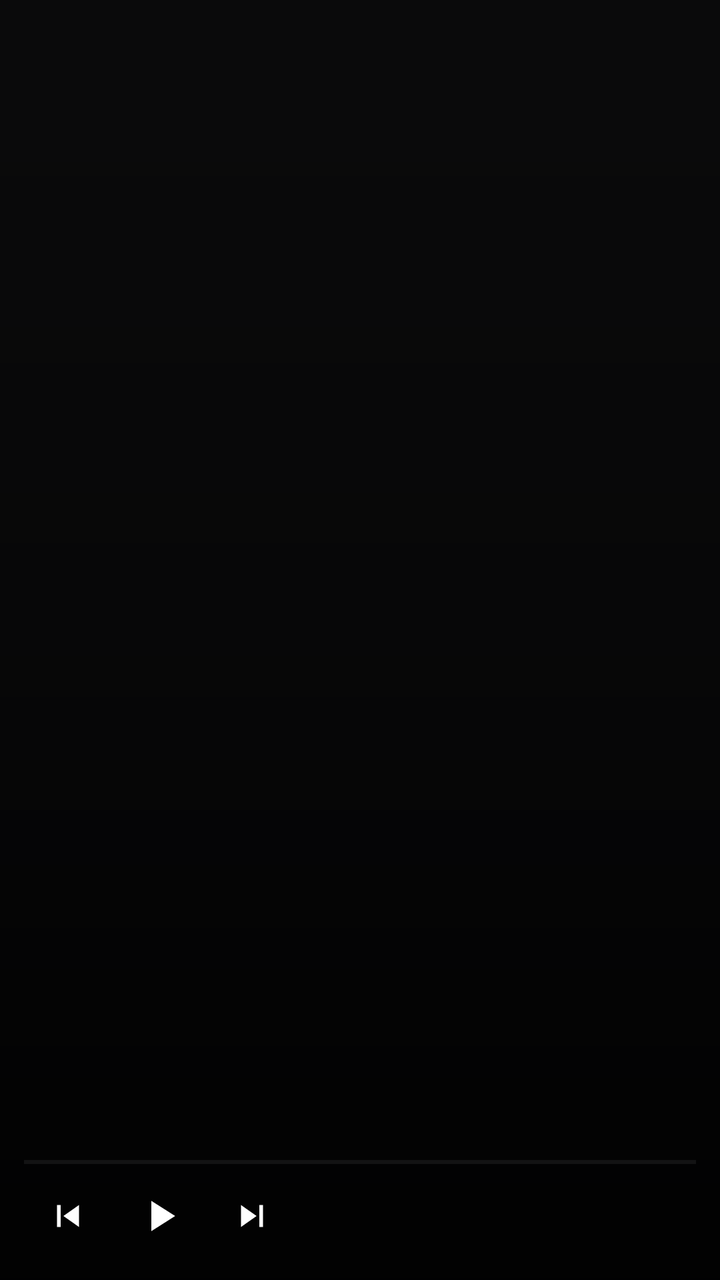
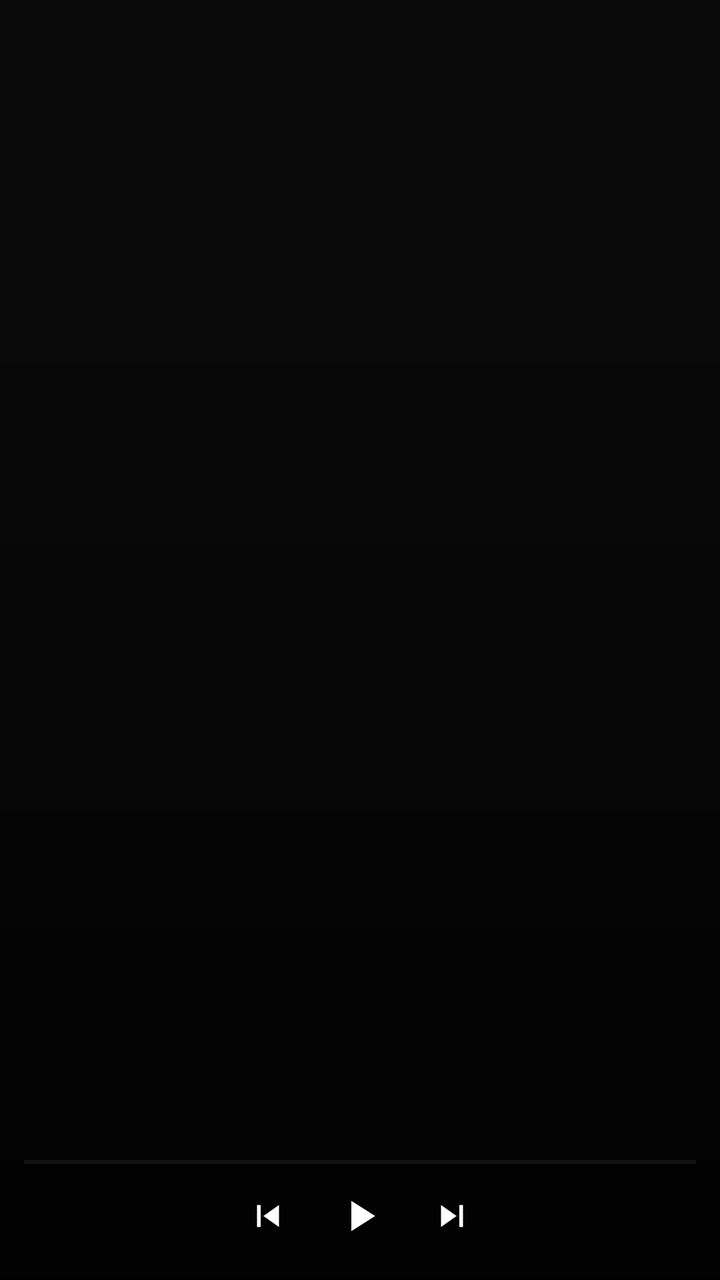

The first picture is an Android layout as it rendered before a commit; the second is the same layout after the commit. The layout source and the unified diff follow.
<!-- AndroidManifest.xml: fallback theme Theme.MaterialComponents.DayNight.NoActionBar -->
<!-- res/layout/megaudio_widget_dark.xml -->
<?xml version="1.0" encoding="utf-8"?>
<FrameLayout xmlns:android="http://schemas.android.com/apk/res/android"
    android:id="@+id/widget_root"
    android:layout_width="match_parent"
    android:layout_height="match_parent"
    android:background="@drawable/widget_bg_dark">

    <ImageView
        android:id="@+id/widget_cover"
        android:layout_width="match_parent"
        android:layout_height="match_parent"
        android:contentDescription="@null"
        android:scaleType="centerCrop" />

    <ImageView
        android:id="@+id/widget_gradient"
        android:layout_width="match_parent"
        android:layout_height="match_parent"
        android:contentDescription="@null"
        android:scaleType="fitXY"
        android:src="@drawable/widget_gradient_dark" />

    <ImageView
        android:id="@+id/widget_logo"
        android:layout_width="72dp"
        android:layout_height="72dp"
        android:layout_gravity="center"
        android:contentDescription="@null"
        android:scaleType="fitCenter"
        android:src="@drawable/ic_widget_logo"
        android:visibility="gone" />

    <LinearLayout
        android:layout_width="match_parent"
        android:layout_height="wrap_content"
        android:layout_gravity="bottom"
        android:orientation="vertical"
        android:paddingStart="12dp"
        android:paddingTop="12dp"
        android:paddingEnd="12dp"
        android:paddingBottom="8dp">

        <TextView
            android:id="@+id/widget_title"
            android:layout_width="match_parent"
            android:layout_height="wrap_content"
            android:ellipsize="end"
            android:maxLines="1"
            android:textColor="#FFFFFF"
            android:textSize="13sp"
            android:textStyle="bold" />

        <TextView
            android:id="@+id/widget_artist"
            android:layout_width="match_parent"
            android:layout_height="wrap_content"
            android:layout_marginTop="1dp"
            android:ellipsize="end"
            android:maxLines="1"
            android:textColor="#B3FFFFFF"
            android:textSize="10sp" />

        <ProgressBar
            android:id="@+id/widget_progress"
            style="?android:attr/progressBarStyleHorizontal"
            android:layout_width="match_parent"
            android:layout_height="2dp"
            android:layout_marginTop="7dp"
            android:max="100"
            android:progress="0"
            android:progressBackgroundTint="#40FFFFFF"
            android:progressTint="#FFFFFF" />

        <LinearLayout
            android:layout_width="match_parent"
            android:layout_height="wrap_content"
            android:layout_marginTop="2dp"
            android:gravity="center_vertical"
            android:orientation="horizontal">

            <ImageButton
                android:id="@+id/widget_prev"
                android:layout_width="44dp"
                android:layout_height="44dp"
                android:background="@android:color/transparent"
                android:contentDescription="Previous"
                android:padding="11dp"
                android:scaleType="fitCenter"
                android:src="@drawable/ic_widget_prev"
                android:tint="#FFFFFF" />

            <ImageButton
                android:id="@+id/widget_play"
                android:layout_width="48dp"
                android:layout_height="48dp"
                android:background="@android:color/transparent"
                android:contentDescription="Play or pause"
                android:padding="11dp"
                android:scaleType="fitCenter"
                android:src="@drawable/ic_widget_play"
                android:tint="#FFFFFF" />

            <ImageButton
                android:id="@+id/widget_next"
                android:layout_width="44dp"
                android:layout_height="44dp"
                android:background="@android:color/transparent"
                android:contentDescription="Next"
                android:padding="11dp"
                android:scaleType="fitCenter"
                android:src="@drawable/ic_widget_next"
                android:tint="#FFFFFF" />
        </LinearLayout>
    </LinearLayout>
</FrameLayout>
<!-- resources referenced by this layout -->
<resources>
  <!-- drawable ic_widget_logo (drawable) -->
  <?xml version="1.0" encoding="utf-8"?>
  <vector xmlns:android="http://schemas.android.com/apk/res/android"
      android:width="96dp"
      android:height="96dp"
      android:viewportWidth="96"
      android:viewportHeight="96">
      
      <path
          android:fillColor="#D8A657"
          android:pathData="M48,8a40,40 0,1 0,0 80a40,40 0,1 0,0 -80z" />
      <path
          android:fillColor="#1A1A1C"
          android:pathData="M48,26a22,22 0,1 0,0 44a22,22 0,1 0,0 -44z" />
      <path
          android:fillColor="#D8A657"
          android:pathData="M48,42a6,6 0,1 0,0 12a6,6 0,1 0,0 -12z" />
  </vector>
  <!-- drawable ic_widget_next (drawable) -->
  <?xml version="1.0" encoding="utf-8"?>
  <vector xmlns:android="http://schemas.android.com/apk/res/android"
      android:width="24dp"
      android:height="24dp"
      android:viewportWidth="24"
      android:viewportHeight="24">
      <path
          android:fillColor="#FFFFFFFF"
          android:pathData="M6,18l8.5,-6L6,6v12zM16,6v12h2V6z" />
  </vector>
  <!-- drawable ic_widget_play (drawable) -->
  <?xml version="1.0" encoding="utf-8"?>
  <vector xmlns:android="http://schemas.android.com/apk/res/android"
      android:width="24dp"
      android:height="24dp"
      android:viewportWidth="24"
      android:viewportHeight="24">
      <path
          android:fillColor="#FFFFFFFF"
          android:pathData="M8,5v14l11,-7z" />
  </vector>
  <!-- drawable ic_widget_prev (drawable) -->
  <?xml version="1.0" encoding="utf-8"?>
  <vector xmlns:android="http://schemas.android.com/apk/res/android"
      android:width="24dp"
      android:height="24dp"
      android:viewportWidth="24"
      android:viewportHeight="24">
      <path
          android:fillColor="#FFFFFFFF"
          android:pathData="M6,6h2v12H6zM9.5,12l8.5,6V6z" />
  </vector>
  <!-- drawable widget_bg_dark (drawable) -->
  <?xml version="1.0" encoding="utf-8"?>
  <shape xmlns:android="http://schemas.android.com/apk/res/android"
      android:shape="rectangle">
      <solid android:color="#0A0A0B" />
  </shape>
  <!-- drawable widget_gradient_dark (drawable) -->
  <?xml version="1.0" encoding="utf-8"?>
  <shape xmlns:android="http://schemas.android.com/apk/res/android"
      android:shape="rectangle">
      <gradient
          android:angle="270"
          android:centerColor="#59000000"
          android:endColor="#E6000000"
          android:startColor="#00000000"
          android:type="linear" />
  </shape>
</resources>

<!-- the commit's change to res/layout/megaudio_widget_dark.xml (unified diff, before → after) -->
@@ -48,7 +48,9 @@
             android:maxLines="1"
             android:textColor="#FFFFFF"
             android:textSize="13sp"
-            android:textStyle="bold" />
+            android:textStyle="bold"
+            android:gravity="center"
+            android:textAlignment="center" />
 
         <TextView
             android:id="@+id/widget_artist"
@@ -58,7 +60,9 @@
             android:ellipsize="end"
             android:maxLines="1"
             android:textColor="#B3FFFFFF"
-            android:textSize="10sp" />
+            android:textSize="10sp"
+            android:gravity="center"
+            android:textAlignment="center" />
 
         <ProgressBar
             android:id="@+id/widget_progress"
@@ -75,7 +79,7 @@
             android:layout_width="match_parent"
             android:layout_height="wrap_content"
             android:layout_marginTop="2dp"
-            android:gravity="center_vertical"
+            android:gravity="center"
             android:orientation="horizontal">
 
             <ImageButton
